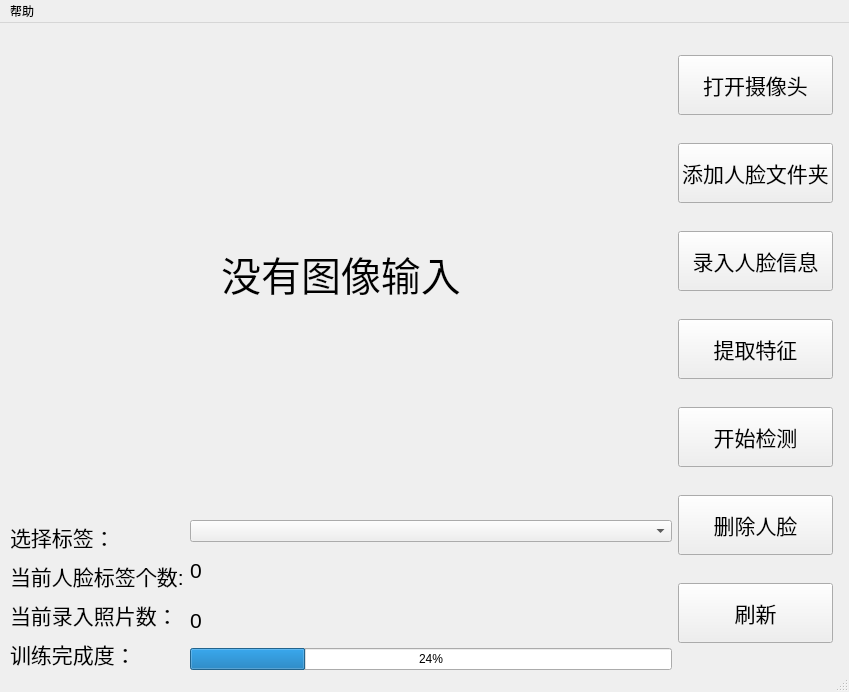
akira4O4/PyQt5_Face_Recognition, file main_ui.ui: the form before one commit.
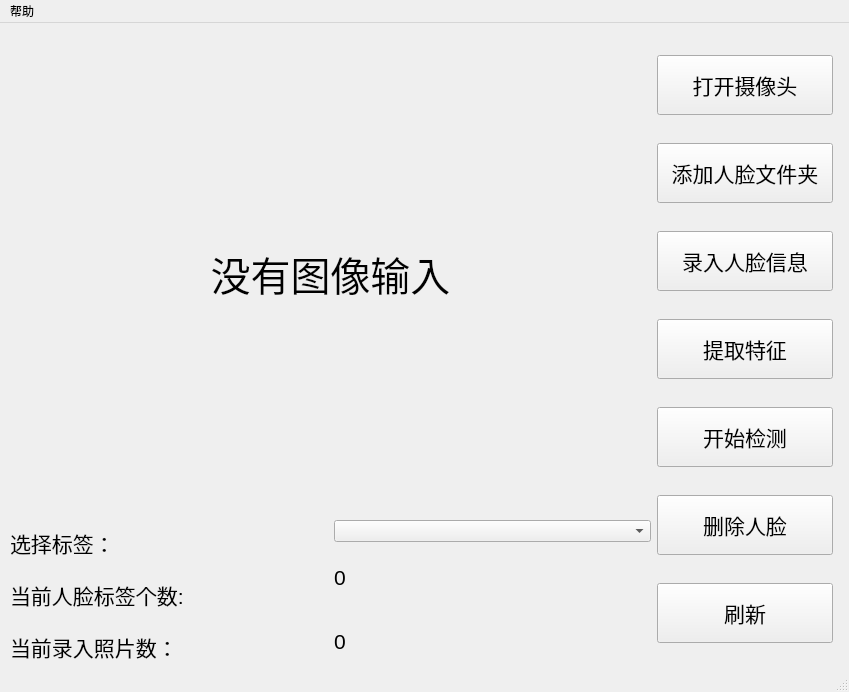
The form after the commit.

Commit message: 完成识别按钮

What changed in the file:
```diff
--- a/main_ui.ui
+++ b/main_ui.ui
@@ -115,21 +115,6 @@
                </property>
               </widget>
              </item>
-             <item>
-              <widget class="QLabel" name="lab_trainBar">
-               <property name="font">
-                <font>
-                 <pointsize>16</pointsize>
-                </font>
-               </property>
-               <property name="text">
-                <string>训练完成度：</string>
-               </property>
-               <property name="alignment">
-                <set>Qt::AlignLeading|Qt::AlignLeft|Qt::AlignVCenter</set>
-               </property>
-              </widget>
-             </item>
             </layout>
            </item>
            <item>
@@ -167,13 +152,6 @@
                </property>
               </widget>
              </item>
-             <item>
-              <widget class="QProgressBar" name="progressBar_trainBar">
-               <property name="value">
-                <number>24</number>
-               </property>
-              </widget>
-             </item>
             </layout>
            </item>
           </layout>
```
Left out of the diff: 2 changed lines with no effect on the pictures. The commit also changes 5 other files.
